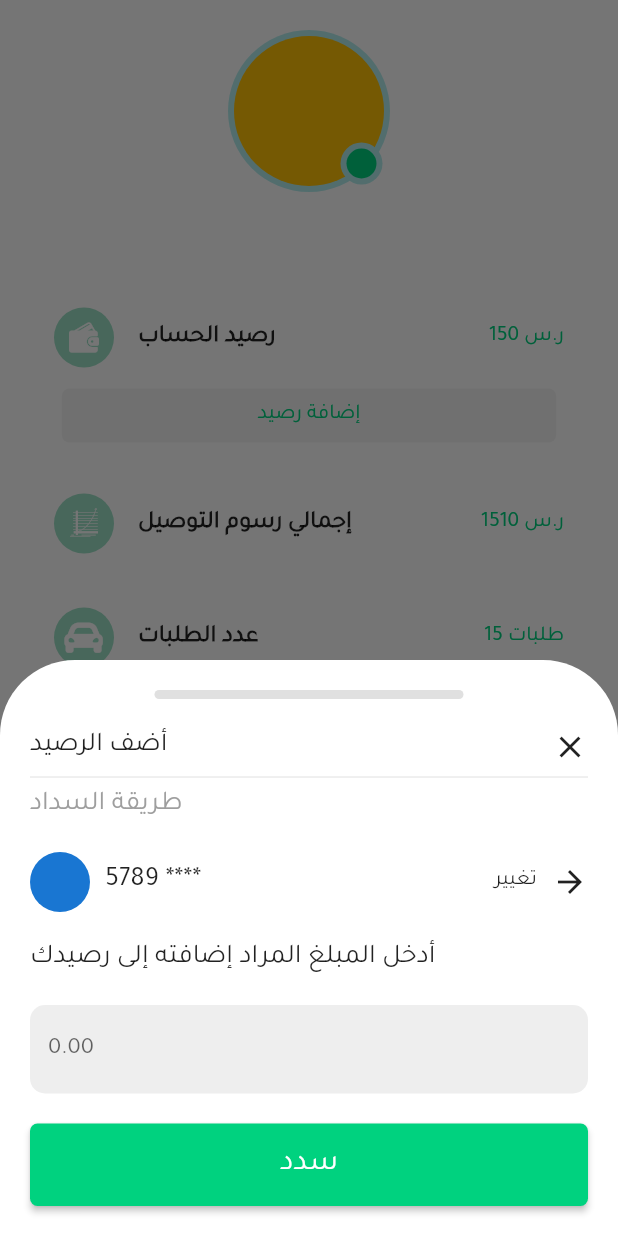
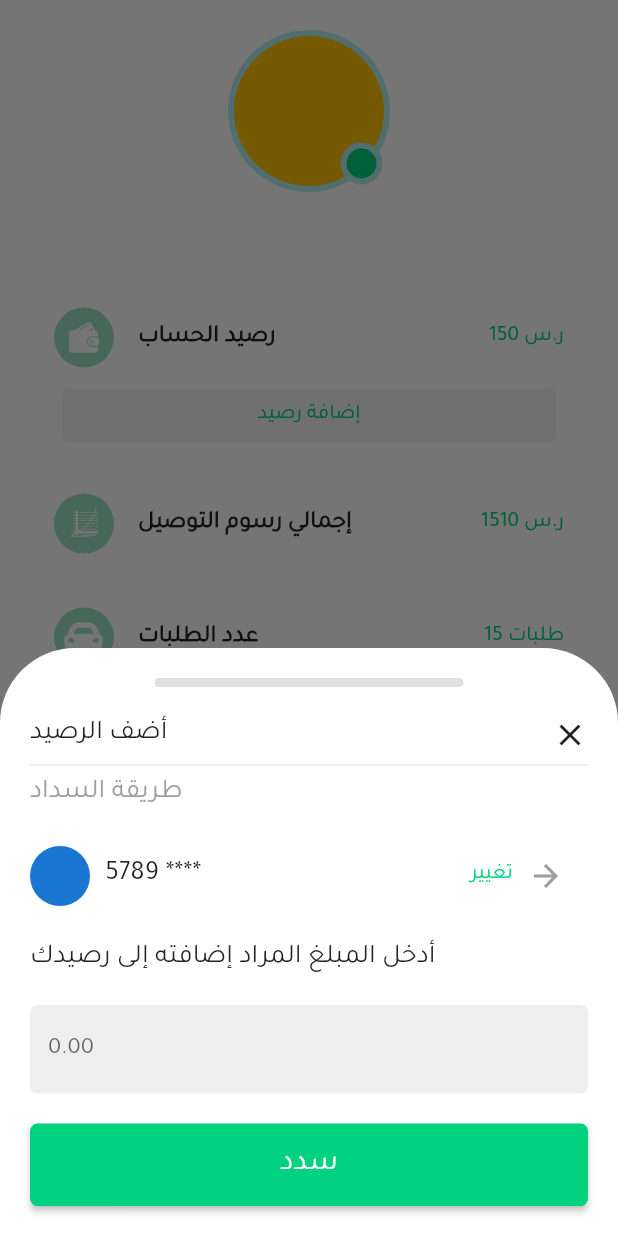
Before and after one commit to odaykrayem/shadid, a Flutter app: the ProfileCaptain screen opened directly, after a tap on "إضافة رصيد", on a phone screen of 412 x 824 dp. Run offline on Flutter 3.47's test engine with Material 2 defaults, Android fonts, the phone set to English and light mode, and no system bars; our stand-ins replace animated_text_kit, bloc, custom_navigation_bar, dio, dotted_border, firebase_auth and 9 more; missing offline and left inert: dropdown_below, simple_star_rating; accounts and stored records are empty; statements that could not run were skipped; project files that could hold a hidden picture were left out.

Commit message:
Update 21:30 15/6/2022

```diff
--- a/lib/main.dart
+++ b/lib/main.dart
@@ -9,7 +9,7 @@ import 'package:shadid/model/blocObserver.dart';
 import 'package:shadid/model/cacheHelper.dart';
 import 'package:shadid/model/dioHelper.dart';
 import 'package:shadid/view/auth/register.dart';
-import 'package:shadid/view/pages/splash.dart';
+import 'package:shadid/view/pages/captain_pages/captain_home.dart';
 
 Future<void> main() async {
   WidgetsFlutterBinding.ensureInitialized();
@@ -64,7 +64,7 @@ class _MyAppState extends State<MyApp> {
       theme: ThemeData(
         fontFamily: 'Tajawal',
       ),
-      home: const Splash(),
+      home: CaptainHome(),
       locale: _locale,
       supportedLocales: [
         const Locale('ar', 'SA'),
--- a/lib/model/loginModel.dart
+++ b/lib/model/loginModel.dart
@@ -12,6 +12,7 @@ class UserData {
   dynamic balance;
   dynamic user_image;
   dynamic stars_average;
+
   UserData.fromJson(Map<String, dynamic> json) {
     id = json['id'];
     phone = json['phone_number'];
@@ -39,6 +40,7 @@ class CaptainData {
   dynamic balance;
   dynamic user_image;
   dynamic stars_average;
+
   CaptainData.fromJson(Map<String, dynamic> json) {
     id = json['id'];
     phone = json['phone_number'];
--- a/lib/view/pages/captain_pages/profile_captain.dart
+++ b/lib/view/pages/captain_pages/profile_captain.dart
@@ -1,10 +1,16 @@
+// ignore_for_file: body_might_complete_normally_nullable
+
+import 'dart:core';
+
 import 'package:firebase_auth/firebase_auth.dart';
 import 'package:flutter/material.dart';
 import 'package:shadid/model/cacheHelper.dart';
 import 'package:shadid/utils/captain_profile_icons_icons.dart';
 import 'package:shadid/utils/constant.dart';
+import 'package:shadid/view/pages/captain_pages/payment_data.dart';
 import 'package:shadid/view/pages/splash.dart';
 import 'package:shadid/view/widgets/customButton.dart';
+import 'package:shadid/view/widgets/showToast.dart';
 
 class ProfileCaptain extends StatefulWidget {
   const ProfileCaptain({Key? key}) : super(key: key);
@@ -21,6 +27,9 @@ class _ProfileCaptainState extends State<ProfileCaptain> {
     debugPrint(_auth?.currentUser?.phoneNumber);
   }
 
+  var formKey = GlobalKey<FormState>();
+  var price = TextEditingController();
+  int? priceInt;
   @override
   Widget build(BuildContext context) {
     List<Map<String, dynamic>> profileItems = [
@@ -46,7 +55,14 @@ class _ProfileCaptainState extends State<ProfileCaptain> {
         'title': 'بيانات الدفع',
         'icon': CaptainProfileIcons.payment,
         'trailing': '',
-        'onTap': () {},
+        'onTap': () {
+          Navigator.push(
+            context,
+            MaterialPageRoute(builder: (context) {
+              return const PaymentData();
+            }),
+          );
+        },
       },
       {
         'title': 'التقييمات',
@@ -257,14 +273,19 @@ class _ProfileCaptainState extends State<ProfileCaptain> {
                           ),
                           Row(
                             mainAxisAlignment: MainAxisAlignment.spaceBetween,
-                            children: const [
-                              Text(
+                            children: [
+                              const Text(
                                 'أضف الرصيد',
                                 style: TextStyle(
                                   fontSize: 18.0,
                                 ),
                               ),
-                              Icon(Icons.close),
+                              GestureDetector(
+                                onTap: () {
+                                  Navigator.pop(context);
+                                },
+                                child: const Icon(Icons.close),
+                              ),
                             ],
                           ),
                           const Divider(),
@@ -296,14 +317,25 @@ class _ProfileCaptainState extends State<ProfileCaptain> {
                                   ),
                                 ],
                               ),
-                              Row(
-                                children: const [
-                                  Text('تغيير'),
-                                  SizedBox(
+                              MaterialButton(
+                                onPressed: () {},
+                                child: Row(
+                                  children: [
+                                    Text(
+                                      'تغيير',
+                                      style: TextStyle(
+                                        color: primaryColor,
+                                      ),
+                                    ),
+                                    const SizedBox(
                                       width: 10.0,
                                     ),
-                                  Icon(Icons.arrow_forward),
+                                    const Icon(
+                                      Icons.arrow_forward,
+                                      color: Colors.grey,
+                                    ),
                                   ],
+                                ),
                               ),
                             ],
                           ),
@@ -319,32 +351,56 @@ class _ProfileCaptainState extends State<ProfileCaptain> {
                           const SizedBox(
                             height: 20.0,
                           ),
-                          TextFormField(
+                          Form(
+                            key: formKey,
+                            child: TextFormField(
+                              controller: price,
+                              validator: (value) {
+                                if (value!.isEmpty) {
+                                  return '';
+                                }
+                              },
+                              onChanged: (value) {
+                                priceInt = int.parse(price.text);
+                              },
+                              textDirection: TextDirection.ltr,
                               textInputAction: TextInputAction.done,
                               keyboardType: TextInputType.number,
                               decoration: InputDecoration(
+                                errorStyle: const TextStyle(
+                                  fontSize: 0.0,
+                                  height: 0.0,
+                                ),
                                 hintText: '0.00',
+                                hintTextDirection: TextDirection.ltr,
                                 filled: true,
                                 fillColor: Colors.grey[200],
                                 enabledBorder: OutlineInputBorder(
-                                borderRadius: BorderRadius.circular(10.0),
+                                  borderRadius: BorderRadius.circular(5.0),
                                   borderSide: BorderSide.none,
                                 ),
                                 border: OutlineInputBorder(
-                                borderRadius: BorderRadius.circular(10.0),
+                                  borderRadius: BorderRadius.circular(5.0),
                                   borderSide: BorderSide.none,
                                 ),
                                 focusedBorder: OutlineInputBorder(
-                                borderRadius: BorderRadius.circular(10.0),
+                                  borderRadius: BorderRadius.circular(5.0),
                                   borderSide: BorderSide(
                                     color: primaryColor,
                                   ),
                                 ),
                                 errorBorder: OutlineInputBorder(
-                                borderRadius: BorderRadius.circular(10.0),
+                                  borderRadius: BorderRadius.circular(5.0),
+                                  borderSide: const BorderSide(
+                                    color: Colors.red,
+                                  ),
                                 ),
                                 focusedErrorBorder: OutlineInputBorder(
-                                borderRadius: BorderRadius.circular(10.0),
+                                  borderRadius: BorderRadius.circular(5.0),
+                                  borderSide: const BorderSide(
+                                    color: Colors.red,
+                                  ),
+                                ),
                               ),
                             ),
                           ),
@@ -357,7 +413,16 @@ class _ProfileCaptainState extends State<ProfileCaptain> {
                                     MediaQuery.of(context).viewInsets.bottom),
                             child: CustomButton(
                               onPressed: () {
+                                if (formKey.currentState!.validate()) {
+                                  if (priceInt! > 0) {
                                     Navigator.pop(context);
+                                    price.clear();
+                                  } else {
+                                    showToast(
+                                        text:
+                                            'المبلغ لا يتوافق مع الحد الأدنى للسداد');
+                                  }
+                                }
                               },
                               title: 'سدد',
                               context: context,
```
Also changed, not shown: lib/view/auth/register.dart (+16 -15 lines), lib/view/pages/captain_pages/payment_data.dart (added, +304 -0 lines), assets/img/captain_icons/bank_icon.png (added), assets/img/captain_icons/visa_icon.png (added), assets/img/captain_icons/visa_icon.svg (added). Lines whose indentation alone changed are shown as unchanged.
